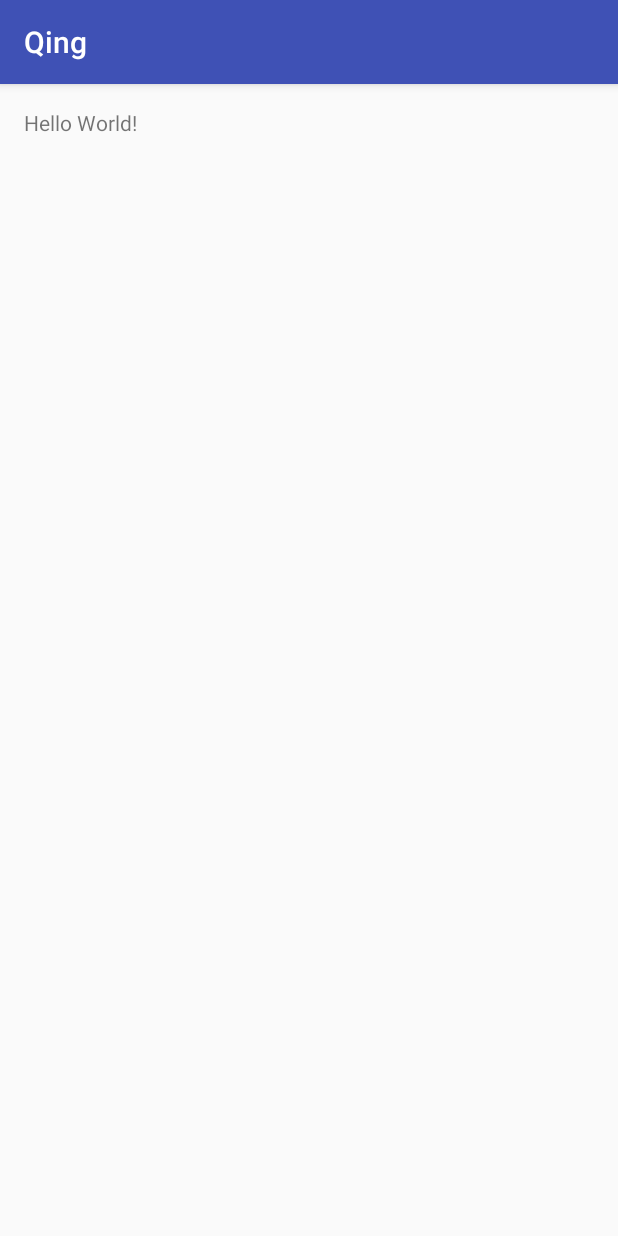
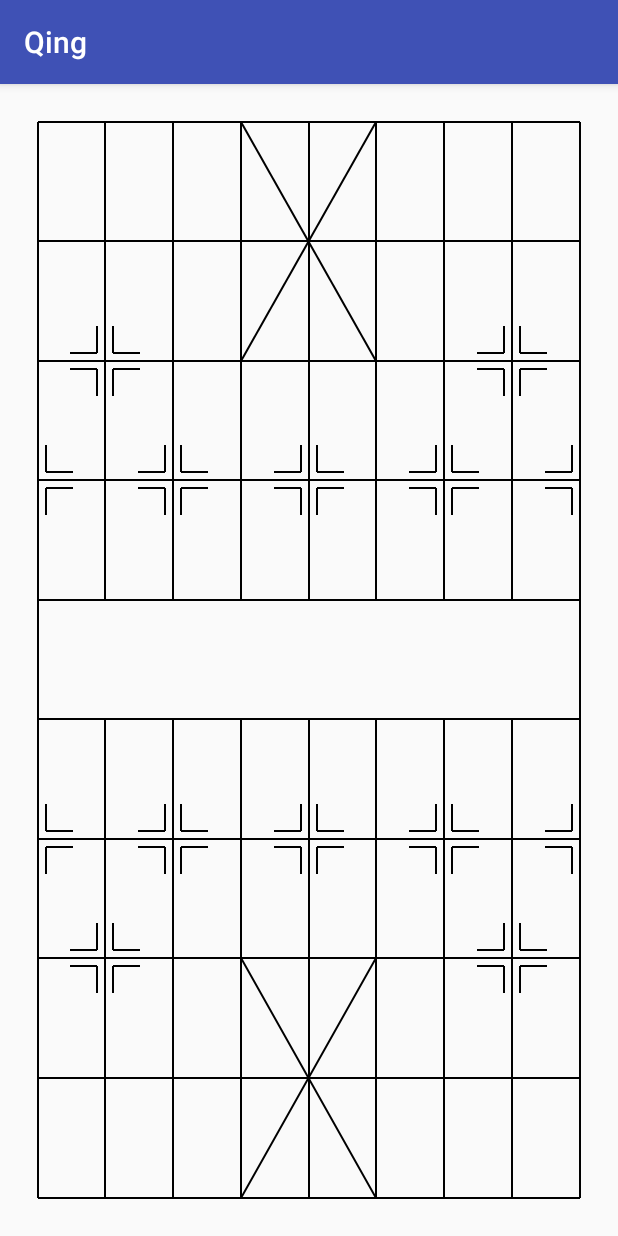
Before and after one commit to wei2006004/Qing, an Android app: the screen it shows after launch (MainActivity), on a phone screen of 412 x 824 dp. Run offline under Robolectric (Android 15) with nearby library versions, the phone set to English and light mode, and no system bars.

Commit message:
* 棋盘画制

```diff
--- /dev/null
+++ b/app/src/main/java/com/vinson/qing/widget/CheckerBoard.java
@@ -0,0 +1,150 @@
+package com.vinson.qing.widget;
+
+import android.content.Context;
+import android.graphics.Canvas;
+import android.graphics.Color;
+import android.graphics.Paint;
+import android.util.AttributeSet;
+import android.view.View;
+
+/**
+ * Created by Vinson on 2017/4/11.
+ * e-mail: wei2006004@foxmail.com
+ */
+
+public class CheckerBoard extends View {
+    private final static int BROAD_PADDING = 30;
+    private final static int ANNOTATION_PADDING = 8;
+
+    private Paint mLinePaint;
+
+    public CheckerBoard(Context context) {
+        this(context, null);
+    }
+
+    public CheckerBoard(Context context, AttributeSet attrs) {
+        this(context, attrs, 0);
+    }
+
+    public CheckerBoard(Context context, AttributeSet attrs, int defStyleAttr) {
+        super(context, attrs, defStyleAttr);
+        initPaint();
+    }
+
+    private void initPaint() {
+        mLinePaint = new Paint();
+        mLinePaint.setColor(Color.BLACK);
+        mLinePaint.setStrokeWidth(2);
+    }
+
+    @Override
+    protected void onDraw(Canvas canvas) {
+        super.onDraw(canvas);
+
+        int width = getWidth();
+        int height = getHeight();
+
+        int top = getPaddingTop() + BROAD_PADDING;
+        int left = getPaddingLeft() + BROAD_PADDING;
+        int right = getPaddingRight() + BROAD_PADDING;
+        int bottom = getPaddingBottom() + BROAD_PADDING;
+
+        drawBoard(canvas, left, top, width - right, height - bottom);
+    }
+
+    private void drawBoard(Canvas canvas, int startx, int starty, int endx, int endy) {
+        drawBoardLines(canvas, startx, starty, endx, endy);
+        drawAnnotations(canvas, startx, starty, endx, endy);
+    }
+
+    private void drawAnnotations(Canvas canvas, int startx, int starty, int endx, int endy) {
+        drawAnnotation(canvas, 1, 2, startx, starty, endx, endy);
+        drawAnnotation(canvas, 1, 7, startx, starty, endx, endy);
+        drawAnnotation(canvas, 7, 2, startx, starty, endx, endy);
+        drawAnnotation(canvas, 7, 7, startx, starty, endx, endy);
+
+        for (int i = 0; i < 9; i += 2) {
+            drawAnnotation(canvas, i, 3, startx, starty, endx, endy);
+        }
+
+        for (int i = 0; i < 9; i += 2) {
+            drawAnnotation(canvas, i, 6, startx, starty, endx, endy);
+        }
+    }
+
+    private void drawAnnotation(Canvas canvas, int x, int y, int startx, int starty, int endx, int endy) {
+        int width = endx - startx;
+        int height = endy - starty;
+        int centerx = (int) (x * width / 8.0) + startx;
+        int centery = (int) (y * height / 9.0) + starty;
+        int length = (int) (width / 8.0 * 0.4);
+        int padding = ANNOTATION_PADDING;
+
+        if (x == 0) {
+            drawYLine(canvas, padding, -padding, -padding - length, centerx, centery);
+            drawYLine(canvas, padding, padding, padding + length, centerx, centery);
+            drawXLine(canvas, -padding, padding, padding + length, centerx, centery);
+            drawXLine(canvas, padding, padding, padding + length, centerx, centery);
+            return;
+        }
+
+        if (x == 8) {
+            drawXLine(canvas, -padding, -padding, -padding - length, centerx, centery);
+            drawXLine(canvas, padding, -padding, -padding - length, centerx, centery);
+            drawYLine(canvas, -padding, -padding, -padding - length, centerx, centery);
+            drawYLine(canvas, -padding, padding, padding + length, centerx, centery);
+            return;
+        }
+        drawXLine(canvas, -padding, -padding, -padding - length, centerx, centery);
+        drawXLine(canvas, -padding, padding, padding + length, centerx, centery);
+        drawYLine(canvas, -padding, -padding, -padding - length, centerx, centery);
+        drawYLine(canvas, -padding, padding, padding + length, centerx, centery);
+
+        drawYLine(canvas, padding, -padding, -padding - length, centerx, centery);
+        drawYLine(canvas, padding, padding, padding + length, centerx, centery);
+        drawXLine(canvas, padding, -padding, -padding - length, centerx, centery);
+        drawXLine(canvas, padding, padding, padding + length, centerx, centery);
+    }
+
+    private void drawBoardLines(Canvas canvas, int startx, int starty, int endx, int endy) {
+        int width = endx - startx;
+        int height = endy - starty;
+
+        for (int i = 0; i < 10; i++) {
+            drawXLine(canvas, (int) (i * height / 9.0), 0, width, startx, starty);
+        }
+
+        drawYLine(canvas, 0, 0, height, startx, starty);
+        drawYLine(canvas, width, 0, height, startx, starty);
+
+        for (int i = 1; i < 8; i++) {
+            drawYLine(canvas, (int) (i * width / 8.0), 0, (int) (height / 9.0 * 4), startx, starty);
+        }
+
+        for (int i = 1; i < 8; i++) {
+            drawYLine(canvas, (int) (i * width / 8.0), (int) (height / 9.0 * 5), height, startx, starty);
+        }
+
+        // 斜线
+        drawLine(canvas, (int) (3 * width / 8.0), 0, (int) (5 * width / 8.0), (int) (height / 9.0 * 2), startx, starty);
+        drawLine(canvas, (int) (3 * width / 8.0), (int) (height / 9.0 * 2), (int) (5 * width / 8.0), 0, startx, starty);
+
+        drawLine(canvas, (int) (3 * width / 8.0), height, (int) (5 * width / 8.0), (int) (height / 9.0 * 7), startx, starty);
+        drawLine(canvas, (int) (3 * width / 8.0), (int) (height / 9.0 * 7), (int) (5 * width / 8.0), height, startx, starty);
+    }
+
+    private void drawXLine(Canvas canvas, int y, int formX, int toX, int tX, int tY) {
+        drawLine(canvas, formX, y, toX, y, tX, tY);
+    }
+
+    private void drawYLine(Canvas canvas, int x, int formY, int toY, int tX, int tY) {
+        drawLine(canvas, x, formY, x, toY, tX, tY);
+    }
+
+    private void drawLine(Canvas canvas, int fromx, int formY, int tox, int toY, int tX, int tY) {
+        canvas.save();
+        canvas.translate(tX, tY);
+        canvas.drawLine(fromx, formY, tox, toY, mLinePaint);
+        canvas.restore();
+    }
+}
--- a/app/src/main/res/layout/activity_main.xml
+++ b/app/src/main/res/layout/activity_main.xml
@@ -4,14 +4,10 @@
     android:id="@+id/activity_main"
     android:layout_width="match_parent"
     android:layout_height="match_parent"
-    android:paddingBottom="@dimen/activity_vertical_margin"
-    android:paddingLeft="@dimen/activity_horizontal_margin"
-    android:paddingRight="@dimen/activity_horizontal_margin"
-    android:paddingTop="@dimen/activity_vertical_margin"
     tools:context="com.vinson.qing.MainActivity">
 
-    <TextView
-        android:layout_width="wrap_content"
-        android:layout_height="wrap_content"
-        android:text="Hello World!" />
+    <com.vinson.qing.widget.CheckerBoard
+        android:padding="5dp"
+        android:layout_width="match_parent"
+        android:layout_height="match_parent" />
 </RelativeLayout>
```
